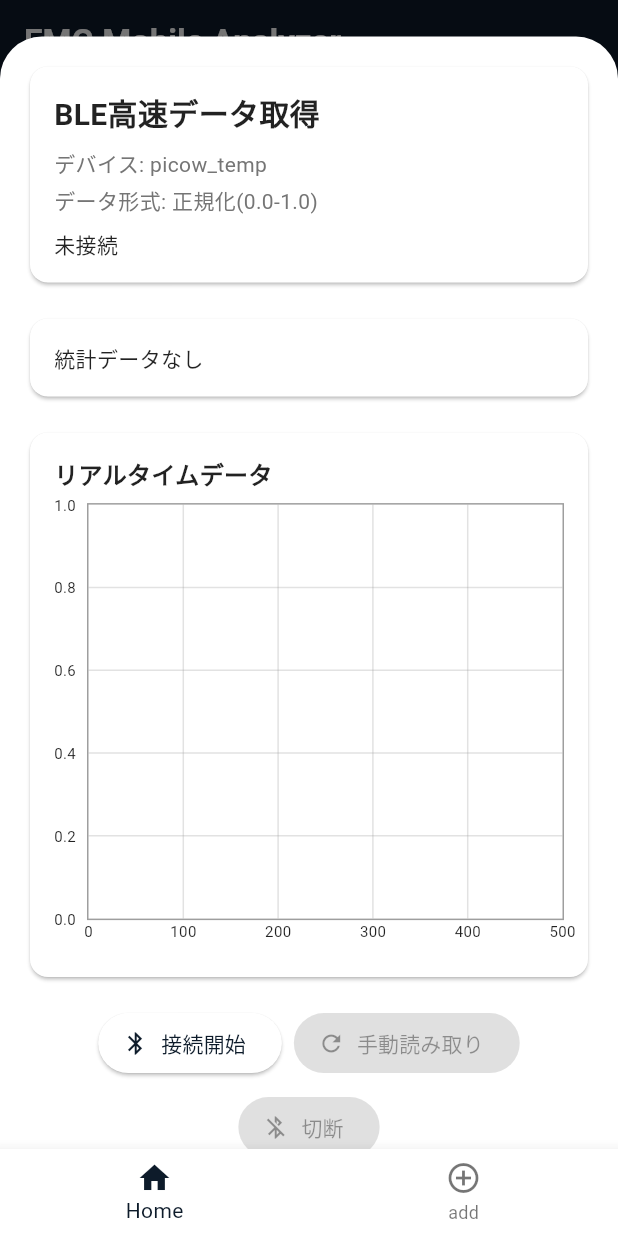
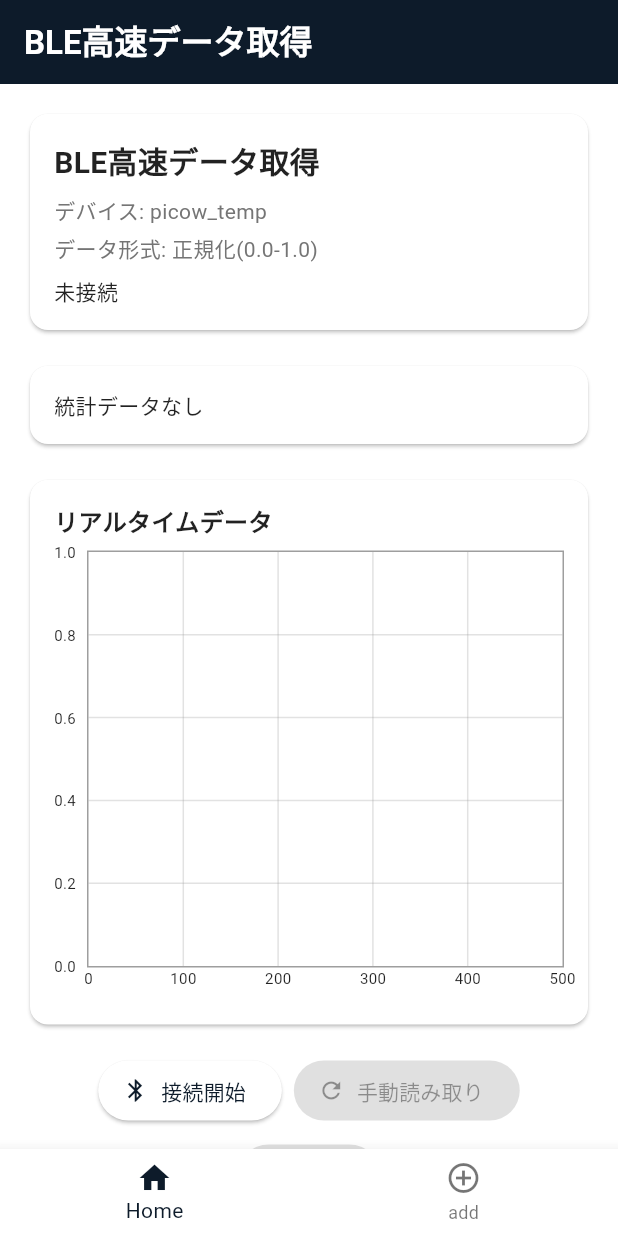
Before and after one commit to sotta-tis/emg-mobile-analyzer, a Flutter app: the screen it shows after launch, after a tap on "BLE高速データ取得", on a phone screen of 412 x 824 dp. Run offline on Flutter 3.47's test engine with Material 3 defaults, Android fonts, the light colour scheme and no system bars; drawn by our look-alikes of fl_chart; our stand-ins replace flutter_blue_plus, flutter_riverpod, go_router, image_picker; missing offline and left inert: dart:ffi.

Commit message:
:hammer: :lipstick: デストラクタと画面の表示領域を調整

```diff
--- a/lib/app_router.dart
+++ b/lib/app_router.dart
@@ -1,7 +1,9 @@
+import 'package:flutter/material.dart';
 import 'package:go_router/go_router.dart';
 import 'shells/templateShell.dart';
 import 'pages/homePage.dart';
 import 'widgets/core_ml_widget.dart';
+import 'widgets/ble_widget.dart';
 
 final router = GoRouter(
   initialLocation: '/home',
@@ -13,6 +15,14 @@ final router = GoRouter(
       routes: [
         GoRoute(path: '/home', builder: (_, __) => const HomePage()),
         GoRoute(path: '/core-ml', builder: (_, __) => const CoreMLWidget()),
+        GoRoute(
+          path: '/ble',
+          builder:
+              (_, __) => Scaffold(
+                appBar: AppBar(title: const Text('BLE高速データ取得')),
+                body: const BleTempScannerWidget(),
+              ),
+        ),
       ],
     ),
   ],
--- a/lib/pages/homePage.dart
+++ b/lib/pages/homePage.dart
@@ -2,7 +2,6 @@ import 'package:flutter/material.dart';
 import 'package:flutter_riverpod/flutter_riverpod.dart';
 import 'package:go_router/go_router.dart';
 import 'package:emg_mobile_analyzer/widgets/ffi_sample.dart';
-import 'package:emg_mobile_analyzer/widgets/ble_widget.dart';
 
 class HomePage extends ConsumerStatefulWidget {
   const HomePage({super.key});
@@ -28,17 +27,7 @@ class _HomePageState extends ConsumerState<HomePage> {
                 title: const Text('BLE高速データ取得'),
                 subtitle: const Text('Pico Wからの1kHzサンプリングデータ'),
                 trailing: const Icon(Icons.arrow_forward_ios),
-                onTap: () {
-                  showModalBottomSheet(
-                    context: context,
-                    isScrollControlled: true,
-                    builder:
-                        (context) => SizedBox(
-                          height: MediaQuery.of(context).size.height * 0.9,
-                          child: const BleTempScannerWidget(),
-                        ),
-                  );
-                },
+                onTap: () => context.go('/ble'),
               ),
             ),
 
--- a/lib/services/ble_service.dart
+++ b/lib/services/ble_service.dart
@@ -161,4 +161,10 @@ class BleService {
   bool get isConnected => _isConnected;
   BluetoothDevice? get targetDevice => _targetDevice;
   BluetoothCharacteristic? get characteristic => _characteristic;
+
+  // リソース解放
+  void dispose() {
+    disconnect(); // BLE接続を確実に切断
+    print('🔵 BleService: BleService disposed');
+  }
 }
--- a/lib/widgets/ble_widget.dart
+++ b/lib/widgets/ble_widget.dart
@@ -89,6 +89,12 @@ class _BleTempScannerWidgetState extends State<BleTempScannerWidget> {
       _statusText = '接続解除';
       _statistics.reset();
     });
+  }
+
+  @override
+  void dispose() {
+    _bleService.dispose();
+    super.dispose();
   }
 
   @override
```
